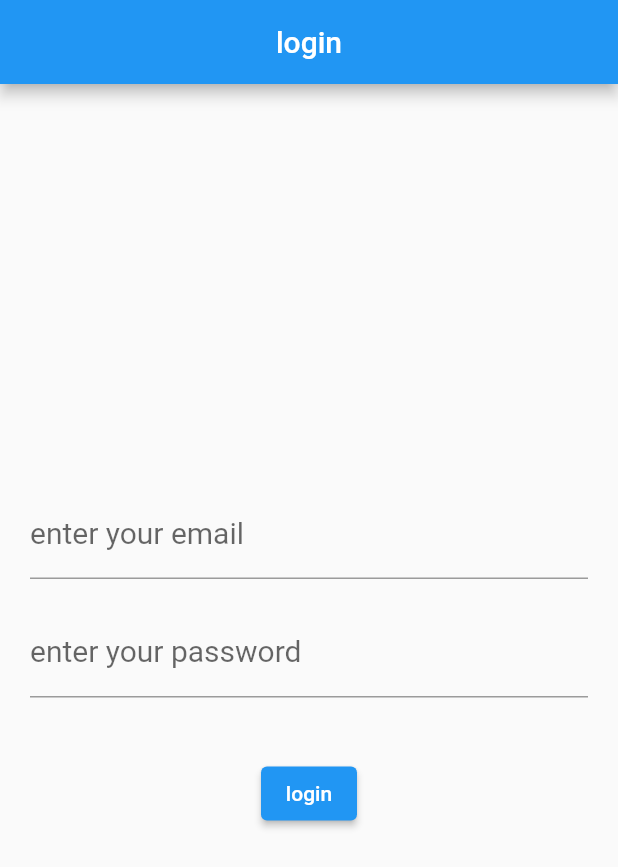
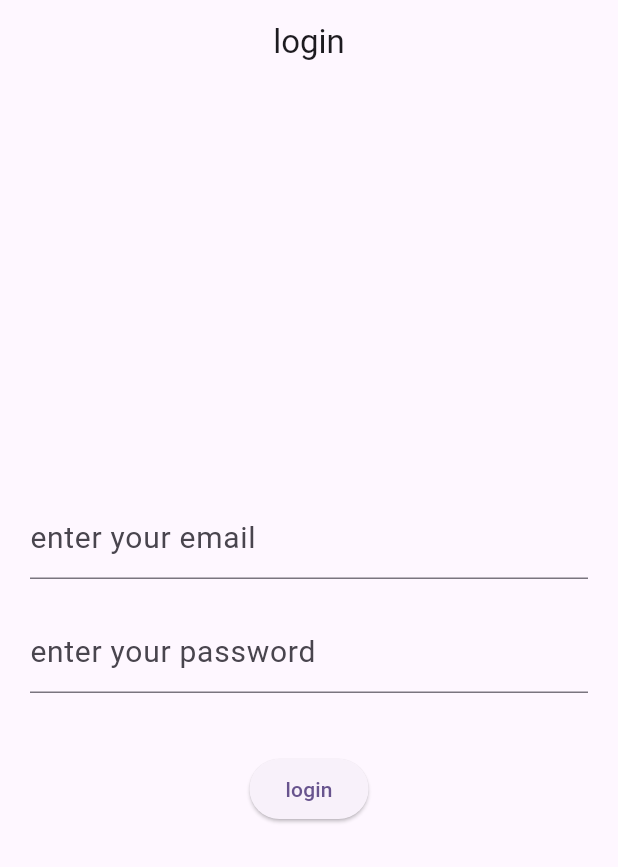
Before and after one commit to codingking02/provider_text, a Flutter app: the screen it shows after launch, on a phone screen of 412 x 824 dp. Shown: the top 867 px of the screen. Run offline on Flutter 3.47's test engine with Material 2 defaults, Android fonts, the phone set to English and light mode, and no system bars; accounts and stored records are empty.

Commit message:
changes i made was in the main

```diff
--- a/lib/main.dart
+++ b/lib/main.dart
@@ -7,13 +7,19 @@ import 'package:provider_text/provider/proxyprovider/greetingserviceprovider.dar
 import 'package:provider_text/provider/savingdataprovider.dart';
 import 'package:provider_text/provider/proxyprovider/userprovider.dart';
 import 'package:provider_text/provider/valuelistnableprovider.dart';
-import 'package:provider_text/screens/futureproviderscreen.dart';
-import 'package:provider_text/screens/proxy_home_ui.dart';
 import 'package:provider_text/screens/proxy_login_ui.dart';
 import 'package:provider_text/screens/streamproviderscreen.dart';
 
 //Future Builed make an example
 void main() {
+  runApp(MyApp());
+}
+
+class MyApp extends StatelessWidget {
+  const MyApp({super.key});
+
+  @override
+  Widget build(BuildContext context) {
     Future<Future_Provider> getprovider() async {
       Future.delayed(
         Duration(seconds: 5),
@@ -32,24 +38,21 @@ void main() {
       ).take(10);
     }
 
-  runApp(
-    MultiProvider(
+    //String mytext = context.read<TextProvider>().text;
+    return MultiProvider(
       providers: [
         ChangeNotifierProvider(
           create: (context) => TextProvider(),
-          child: MyApp(),
         ),
         ProxyProvider<UserProvider, GreetingsProvider>(
           update: (context, _value, previous) {
             return GreetingsProvider(userProvider: _value);
           },
-          child: Home(),
         ),
         ProxyProvider2<UserProvider, GreetingsProvider, CartProvider>(
           update: (context, value, value2, previous) {
             return CartProvider(greetingsProvider: value2, userProvider: value);
           },
-          child: Home(),
         ),
         Provider(
           create: (context) => UserProvider(),
@@ -65,7 +68,6 @@ void main() {
             return getprovider();
           },
           initialData: Future_Provider("helloz"),
-          child: FutureProvider_ui(),
         ),
         StreamProvider(
           create: (context) => getstreamprovider(),
@@ -73,20 +75,15 @@ void main() {
           child: StreamProvider_ui(),
         ),
       ],
-      child: MyApp(),
+      child: MaterialApp(
+        debugShowCheckedModeBanner: false,
+        title: 'Flutter Demo',
+        theme: ThemeData(
+          colorScheme: ColorScheme.fromSeed(seedColor: Colors.deepPurple),
+          useMaterial3: true,
+        ),
+        home: const login(),
       ),
     );
   }
-
-class MyApp extends StatelessWidget {
-  const MyApp({super.key});
-
-  @override
-  Widget build(BuildContext context) {
-    //String mytext = context.read<TextProvider>().text;
-    return MaterialApp(
-      debugShowCheckedModeBanner: false,
-      home: login(),
-    );
 }
-}
```
Lines whose indentation alone changed are shown as unchanged.
